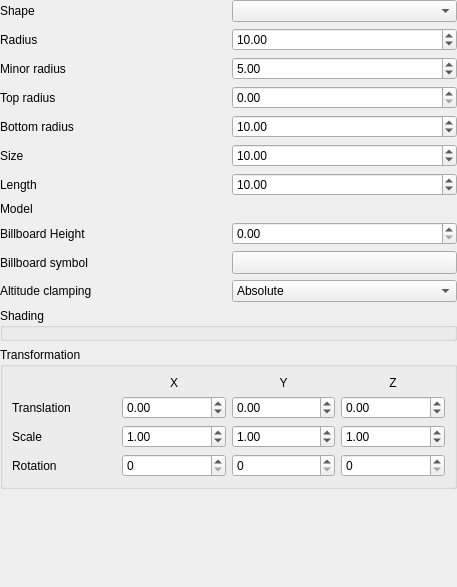
Before: the Qt Designer form src/ui/3d/point3dsymbolwidget.ui in qgis/QGIS, drawn with Qt 5.
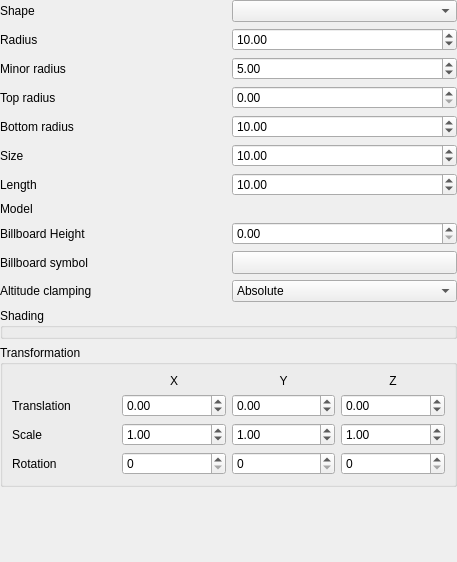
After: the same form once the commit is applied. Custom widgets are drawn as their Qt base class.

Commit message: Avoid line and point shading widget shrink

```diff
--- a/src/ui/3d/point3dsymbolwidget.ui
+++ b/src/ui/3d/point3dsymbolwidget.ui
@@ -7,7 +7,7 @@
     <x>0</x>
     <y>0</y>
     <width>457</width>
-    <height>587</height>
+    <height>562</height>
    </rect>
   </property>
   <property name="windowTitle">
@@ -210,8 +210,8 @@
         </property>
         <property name="minimumSize">
          <size>
-          <width>10</width>
-          <height>10</height>
+          <width>0</width>
+          <height>0</height>
          </size>
         </property>
        </widget>
```
The commit also changes 1 other file.
